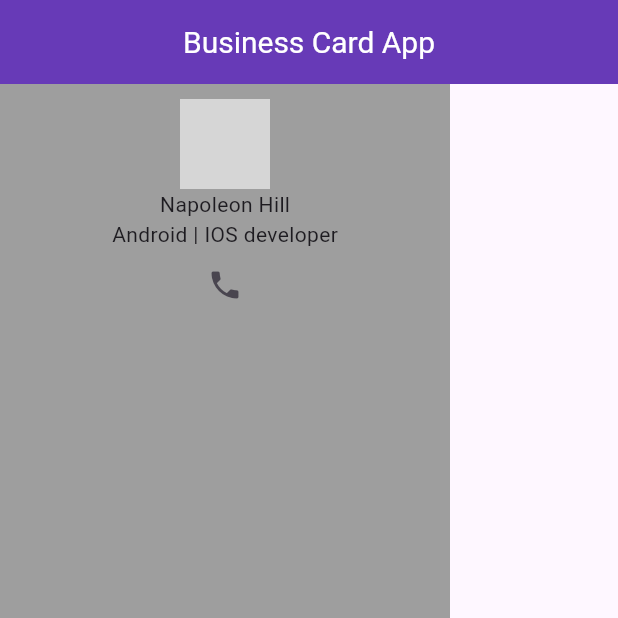
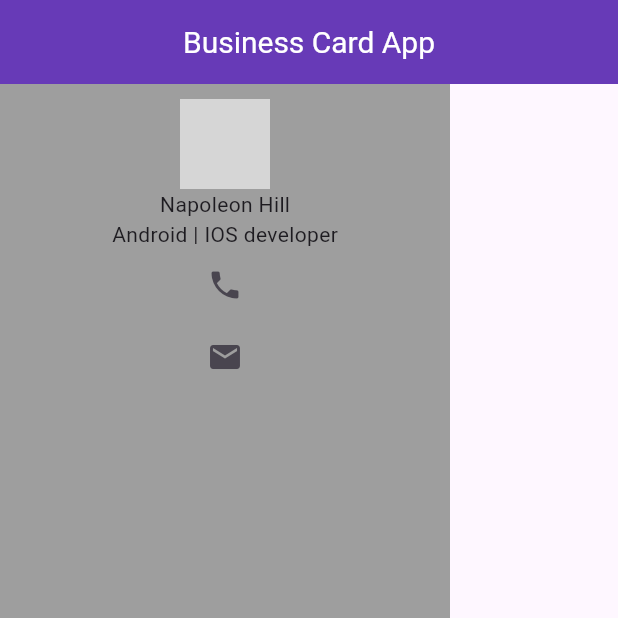
Before and after one commit to Majok-Bol/business_card_app, a Flutter app: the screen it shows after launch, on a phone screen of 412 x 824 dp, the top half of it. Run offline on Flutter 3.47's test engine with Material 3 defaults, Android fonts, the phone set to English and light mode, and no system bars; grey boxes are pictures that could not be loaded.

Commit message:
added email icon

```diff
--- a/lib/main.dart
+++ b/lib/main.dart
@@ -24,7 +24,7 @@ class MyApp extends StatelessWidget{
       Text('Napoleon Hill'),
       Text('Android | IOS developer'),
       IconButton(onPressed:(){print("contact clicked");}, icon:Icon(Icons.phone)),
-
+      IconButton(onPressed:(){print("contact clicked");}, icon:Icon(Icons.email)),
 
     ],)
     ),
```
